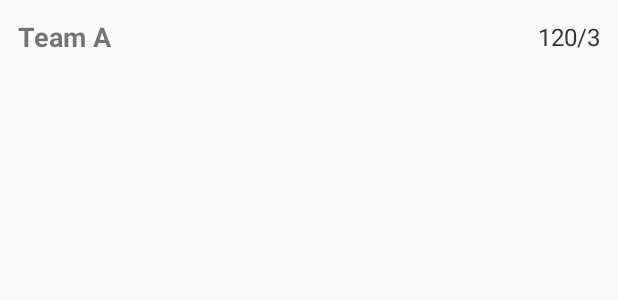
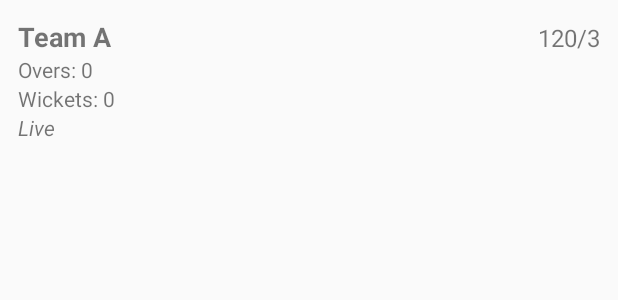
Before and after one commit to simrn69/CricketVerse, an Android app: the layout item_score.xml on its own in the app's theme, with its tools: preview values and no code run, on a phone screen of 412 x 824 dp. Shown: the top 300 px of the screen. Run offline under Robolectric (Android 15) with nearby library versions, the phone set to English and light mode, and no system bars.

Commit message:
Add offline live score demo with local JSON

```diff
--- a/app/src/main/java/com/motus/cricketverse/adapter/ScoreAdapter.kt
+++ b/app/src/main/java/com/motus/cricketverse/adapter/ScoreAdapter.kt
@@ -33,10 +33,16 @@ class ScoreAdapter : RecyclerView.Adapter<ScoreAdapter.ScoreViewHolder>() {
     class ScoreViewHolder(itemView: View) : RecyclerView.ViewHolder(itemView) {
         private val teamName: TextView = itemView.findViewById(R.id.teamNameTextView)
         private val score: TextView = itemView.findViewById(R.id.scoreTextView)
+        private val overs: TextView = itemView.findViewById(R.id.oversTextView)
+        private val wickets: TextView = itemView.findViewById(R.id.wicketsTextView)
+        private val status: TextView = itemView.findViewById(R.id.statusTextView)
 
         fun bind(item: ScoreItem) {
             teamName.text = item.teamName
             score.text = item.score
+            overs.text = "Overs: ${item.overs}"
+            wickets.text = "Wickets: ${item.wickets}"
+            status.text = item.status
         }
     }
 }
--- a/app/src/main/java/com/motus/cricketverse/model/LiveScore.kt
+++ b/app/src/main/java/com/motus/cricketverse/model/LiveScore.kt
@@ -4,6 +4,8 @@ data class LiveScore(
     val id: String?,
     val teamName: String,
     val score: String,
+    val overs: String,
+    val wickets: String,
     val name: String?,
     val status: String?,
     val venue: String?,
--- a/app/src/main/java/com/motus/cricketverse/model/ScoreItem.kt
+++ b/app/src/main/java/com/motus/cricketverse/model/ScoreItem.kt
@@ -3,4 +3,7 @@ package com.motus.cricketverse.model
 data class ScoreItem(
     val teamName: String,
     val score: String,
+    val overs: String,
+    val wickets: String,
+    val status: String,
 )
--- a/app/src/main/res/layout/item_score.xml
+++ b/app/src/main/res/layout/item_score.xml
@@ -1,34 +1,52 @@
 <?xml version="1.0" encoding="utf-8"?>
-<androidx.constraintlayout.widget.ConstraintLayout
-    xmlns:android="http://schemas.android.com/apk/res/android"
-    xmlns:app="http://schemas.android.com/apk/res-auto"
+<LinearLayout xmlns:android="http://schemas.android.com/apk/res/android"
     android:layout_width="match_parent"
     android:layout_height="wrap_content"
+    android:orientation="vertical"
     android:padding="12dp">
+
+    <LinearLayout
+        android:layout_width="match_parent"
+        android:layout_height="wrap_content"
+        android:orientation="horizontal">
 
         <TextView
             android:id="@+id/teamNameTextView"
             android:layout_width="0dp"
             android:layout_height="wrap_content"
+            android:layout_weight="1"
             android:text="Team A"
             android:textStyle="bold"
-        android:textSize="18sp"
-        app:layout_constraintTop_toTopOf="parent"
-        app:layout_constraintStart_toStartOf="parent"
-        app:layout_constraintEnd_toStartOf="@+id/scoreTextView"
-        app:layout_constraintBottom_toBottomOf="parent"
-        app:layout_constraintHorizontal_weight="1" />
+            android:textSize="18sp" />
 
         <TextView
             android:id="@+id/scoreTextView"
             android:layout_width="wrap_content"
             android:layout_height="wrap_content"
             android:text="120/3"
-        android:textSize="16sp"
-        android:textColor="#333333"
-        android:textStyle="normal"
-        app:layout_constraintEnd_toEndOf="parent"
-        app:layout_constraintTop_toTopOf="parent"
-        app:layout_constraintBottom_toBottomOf="parent" />
+            android:textSize="16sp" />
+    </LinearLayout>
 
-</androidx.constraintlayout.widget.ConstraintLayout>
+    <TextView
+        android:id="@+id/oversTextView"
+        android:layout_width="wrap_content"
+        android:layout_height="wrap_content"
+        android:text="Overs: 0"
+        android:textSize="14sp" />
+
+    <TextView
+        android:id="@+id/wicketsTextView"
+        android:layout_width="wrap_content"
+        android:layout_height="wrap_content"
+        android:text="Wickets: 0"
+        android:textSize="14sp" />
+
+    <TextView
+        android:id="@+id/statusTextView"
+        android:layout_width="wrap_content"
+        android:layout_height="wrap_content"
+        android:text="Live"
+        android:textStyle="italic"
+        android:textSize="14sp" />
+
+</LinearLayout>
```
Also changed, not shown: app/src/main/assets/sample_scores.json (added, +27 -0 lines), app/src/main/java/com/motus/cricketverse/ScoreFragment.kt (+53 -53 lines), 1 other file. Lines whose indentation alone changed are shown as unchanged.
